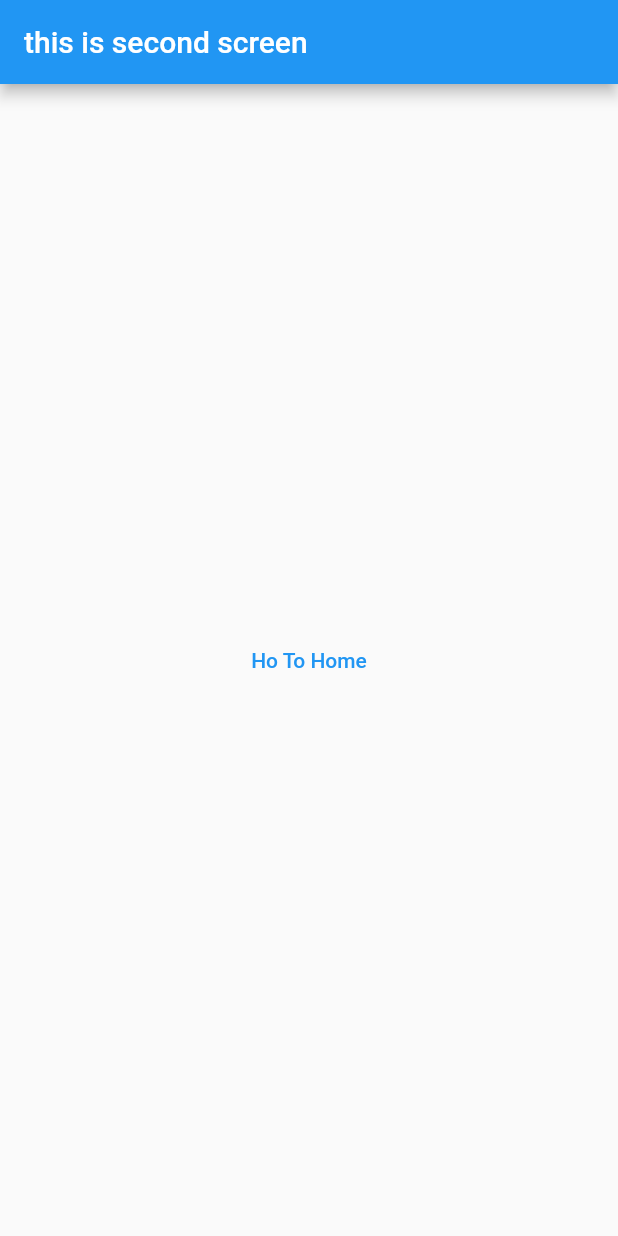
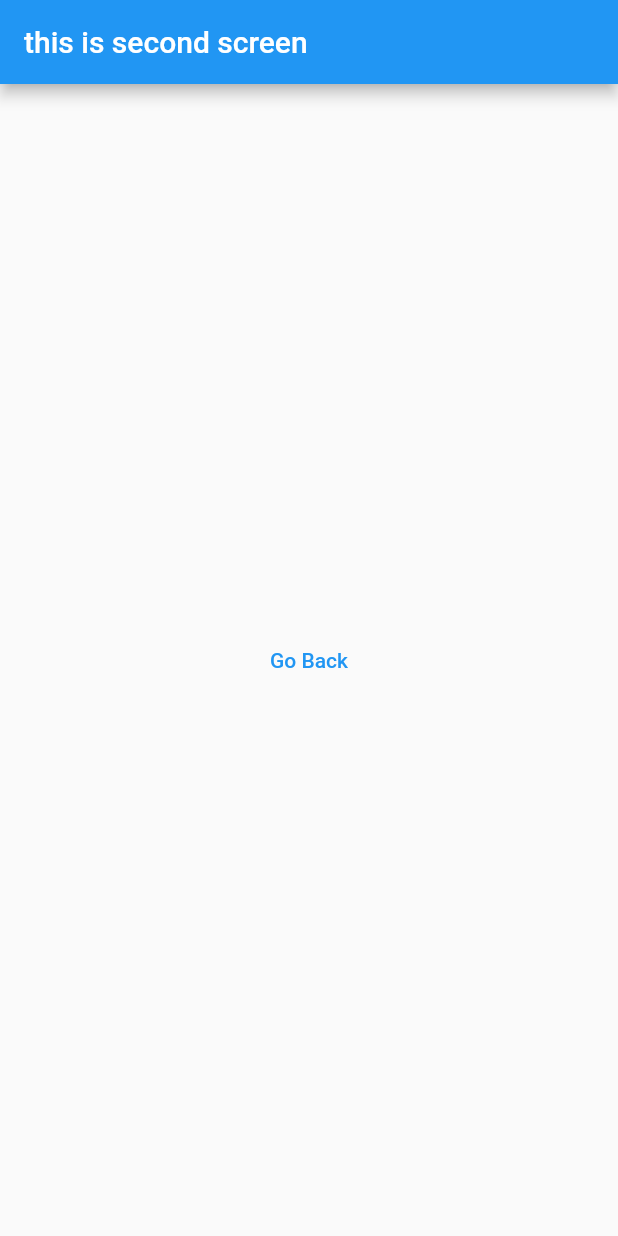
Before and after one commit to Avishkasj/getattendance, a Flutter app: the screen it shows after launch, after a tap on "LOG IN", on a phone screen of 412 x 824 dp. Run offline on Flutter 3.47's test engine with Material 2 defaults, Android fonts, the phone set to English and light mode, and no system bars.

Commit message:
go back button

```diff
--- a/lib/QrScanner.dart
+++ b/lib/QrScanner.dart
@@ -1,3 +1,4 @@
+import 'package:attendance/main.dart';
 import 'package:flutter/cupertino.dart';
 import 'package:flutter/material.dart';
 
@@ -16,8 +17,10 @@ class QrScanner extends StatelessWidget{
             style: ButtonStyle(
               foregroundColor: MaterialStateProperty.all<Color>(Colors.blue),
             ),
-            onPressed: () { },
-            child: Text('Ho To Home'),
+            onPressed: () {
+              Navigator.push(context, MaterialPageRoute(builder: (context)=>MyApp()));
+            },
+            child: Text('Go Back'),
           ),
         ),
       ),
```
